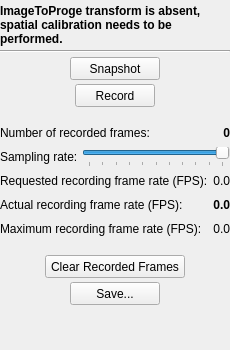
This is branches/multistream/PlusApp/fCal/Toolboxes/CapturingToolbox.ui in PlusToolkit/PlusLib as Qt 5 draws it before an edit. The edited form follows.
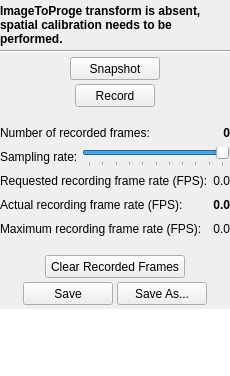
This is the edited form. Icons and pictures are not drawn.

The edit to the form file:
```diff
--- a/branches/multistream/PlusApp/fCal/Toolboxes/CapturingToolbox.ui
+++ b/branches/multistream/PlusApp/fCal/Toolboxes/CapturingToolbox.ui
@@ -7,7 +7,7 @@
     <x>0</x>
     <y>0</y>
     <width>230</width>
-    <height>350</height>
+    <height>376</height>
    </rect>
   </property>
   <property name="sizePolicy">
@@ -370,8 +370,44 @@
    </item>
    <item>
     <layout class="QHBoxLayout" name="horizontalLayout_6">
+     <item>
+      <spacer name="horizontalSpacer">
+       <property name="orientation">
+        <enum>Qt::Horizontal</enum>
+       </property>
+       <property name="sizeHint" stdset="0">
+        <size>
+         <width>40</width>
+         <height>20</height>
+        </size>
+       </property>
+      </spacer>
+     </item>
      <item>
       <widget class="QPushButton" name="pushButton_Save">
+       <property name="minimumSize">
+        <size>
+         <width>90</width>
+         <height>23</height>
+        </size>
+       </property>
+       <property name="maximumSize">
+        <size>
+         <width>90</width>
+         <height>23</height>
+        </size>
+       </property>
+       <property name="text">
+        <string>Save</string>
+       </property>
+       <property name="icon">
+        <iconset resource="../fCal.qrc">
+         <normaloff>:/icons/Resources/icon_Save.png</normaloff>:/icons/Resources/icon_Save.png</iconset>
+       </property>
+      </widget>
+     </item>
+     <item>
+      <widget class="QPushButton" name="pushButton_SaveAs">
        <property name="sizePolicy">
         <sizepolicy hsizetype="Minimum" vsizetype="Fixed">
          <horstretch>0</horstretch>
@@ -391,7 +427,7 @@
         </size>
        </property>
        <property name="text">
-        <string>Save...</string>
+        <string>Save As...</string>
        </property>
        <property name="icon">
         <iconset resource="../fCal.qrc">
@@ -399,8 +435,49 @@
        </property>
       </widget>
      </item>
+     <item>
+      <spacer name="horizontalSpacer_2">
+       <property name="orientation">
+        <enum>Qt::Horizontal</enum>
+       </property>
+       <property name="sizeHint" stdset="0">
+        <size>
+         <width>40</width>
+         <height>20</height>
+        </size>
+       </property>
+      </spacer>
+     </item>
     </layout>
    </item>
+   <item>
+    <widget class="QPlainTextEdit" name="plainTextEdit_saveResult">
+     <property name="minimumSize">
+      <size>
+       <width>0</width>
+       <height>70</height>
+      </size>
+     </property>
+     <property name="maximumSize">
+      <size>
+       <width>16777215</width>
+       <height>70</height>
+      </size>
+     </property>
+     <property name="frameShape">
+      <enum>QFrame::NoFrame</enum>
+     </property>
+     <property name="frameShadow">
+      <enum>QFrame::Plain</enum>
+     </property>
+     <property name="lineWidth">
+      <number>0</number>
+     </property>
+     <property name="readOnly">
+      <bool>true</bool>
+     </property>
+    </widget>
+   </item>
    <item>
     <spacer name="verticalSpacer_2">
      <property name="orientation">
```
